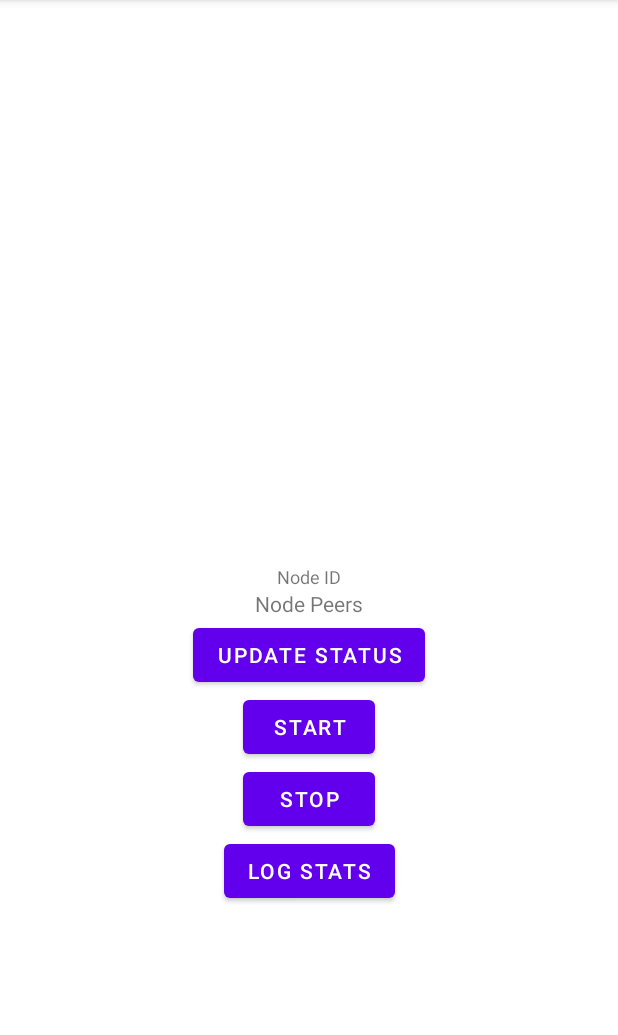
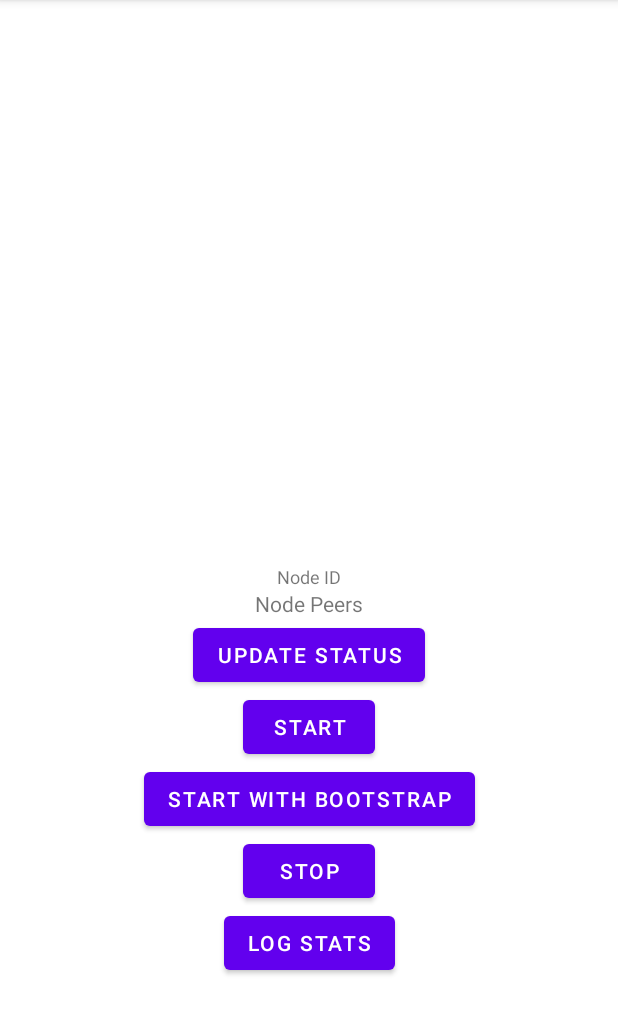
Before and after one commit to datahop/datahop-android-demo, an Android app: the screen it shows after launch (MainActivity), on a phone screen of 412 x 824 dp, the part 84-1119 px from its top. Run offline under Robolectric (Android 15) with nearby library versions, the phone set to English and light mode, and no system bars; libraries missing offline, so code that uses them is left out: network.datahop.blediscovery, network.datahop.wifidirect; 5 statements that could not run were skipped.

Commit message:
bootstrap added

```diff
--- a/app/src/main/java/network/datahop/datahopdemo/MainActivity.java
+++ b/app/src/main/java/network/datahop/datahopdemo/MainActivity.java
@@ -230,7 +230,21 @@ public class MainActivity extends AppCompatActivity implements ConnectionManager
                 if(!Datahop.isNodeOnline()) {
                     try {
                         Datahop.startDiscovery();
-                        Datahop.start();
+                        Datahop.start(false);
+                    } catch (Exception e) {
+                        e.printStackTrace();
+                    }
+                }
+            }
+        });
+
+        final Button startWithBootstrapButton = findViewById(R.id.start_button_bootstrap);
+        startWithBootstrapButton.setOnClickListener(new View.OnClickListener() {
+            public void onClick(View v) {
+                if(!Datahop.isNodeOnline()) {
+                    try {
+                        Datahop.startDiscovery();
+                        Datahop.start(true);
                     } catch (Exception e) {
                         e.printStackTrace();
                     }
@@ -380,7 +394,7 @@ public class MainActivity extends AppCompatActivity implements ConnectionManager
             hotspot.setNotifier(Datahop.getWifiHotspotNotifier());
             connection.setNotifier(Datahop.getWifiConnectionNotifier());
             Datahop.startDiscovery();
-            Datahop.start();
+            Datahop.start(true);
             loadData();
         } catch (Exception e) {
             e.printStackTrace();
--- a/app/src/main/res/layout/activity_main.xml
+++ b/app/src/main/res/layout/activity_main.xml
@@ -49,13 +49,23 @@
         />
 
     <Button
+        android:id="@+id/start_button_bootstrap"
+        android:layout_width="wrap_content"
+        android:layout_height="wrap_content"
+        android:text="Start with bootstrap"
+        app:layout_constraintEnd_toEndOf="parent"
+        app:layout_constraintStart_toStartOf="parent"
+        app:layout_constraintTop_toBottomOf="@id/start_button"
+        />
+
+    <Button
         android:id="@+id/stop_button"
         android:layout_width="wrap_content"
         android:layout_height="wrap_content"
         android:text="Stop"
         app:layout_constraintEnd_toEndOf="parent"
         app:layout_constraintStart_toStartOf="parent"
-        app:layout_constraintTop_toBottomOf="@id/start_button"
+        app:layout_constraintTop_toBottomOf="@id/start_button_bootstrap"
         />
 
     <Button
```
